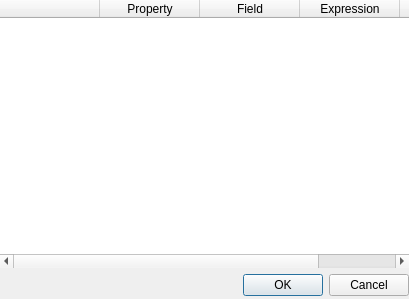
The window that src/ui/qgsdatadefinedsymboldialogbase.ui (qgis/QGIS) describes before a commit, drawn with Qt 5.
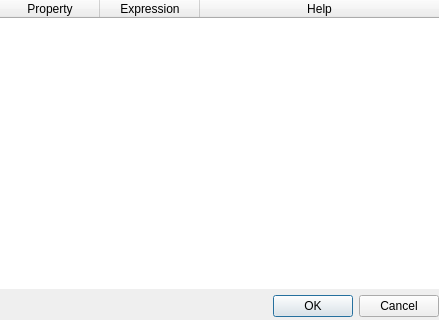
The same window after the commit.

Commit message: use QgsFieldExpressionWidget in data defined properties

```diff
--- a/src/ui/qgsdatadefinedsymboldialogbase.ui
+++ b/src/ui/qgsdatadefinedsymboldialogbase.ui
@@ -6,8 +6,8 @@
    <rect>
     <x>0</x>
     <y>0</y>
-    <width>409</width>
-    <height>299</height>
+    <width>439</width>
+    <height>320</height>
    </rect>
   </property>
   <property name="windowTitle">
@@ -37,60 +37,45 @@
     </widget>
    </item>
    <item row="0" column="0">
-    <widget class="QTableWidget" name="mTableWidget">
+    <widget class="QTreeWidget" name="mTreeWidget">
      <property name="frameShape">
       <enum>QFrame::NoFrame</enum>
      </property>
+     <property name="alternatingRowColors">
+      <bool>true</bool>
+     </property>
      <property name="selectionMode">
       <enum>QAbstractItemView::NoSelection</enum>
      </property>
-     <property name="showGrid">
-      <bool>false</bool>
-     </property>
-     <property name="gridStyle">
-      <enum>Qt::NoPen</enum>
-     </property>
-     <attribute name="horizontalHeaderVisible">
+     <property name="wordWrap">
       <bool>true</bool>
+     </property>
+     <attribute name="headerMinimumSectionSize">
+      <number>10</number>
      </attribute>
-     <attribute name="horizontalHeaderHighlightSections">
-      <bool>false</bool>
-     </attribute>
-     <attribute name="verticalHeaderVisible">
-      <bool>false</bool>
-     </attribute>
-     <attribute name="verticalHeaderHighlightSections">
-      <bool>false</bool>
-     </attribute>
-     <row>
-      <property name="text">
-       <string>New Row</string>
-      </property>
-     </row>
-     <column>
-      <property name="text">
-       <string/>
-      </property>
-     </column>
      <column>
       <property name="text">
        <string>Property</string>
       </property>
-     </column>
-     <column>
-      <property name="text">
-       <string>Field</string>
+      <property name="textAlignment">
+       <set>AlignHCenter|AlignVCenter|AlignCenter</set>
       </property>
      </column>
      <column>
       <property name="text">
        <string>Expression</string>
       </property>
+      <property name="textAlignment">
+       <set>AlignHCenter|AlignVCenter|AlignCenter</set>
+      </property>
      </column>
      <column>
       <property name="text">
        <string>Help</string>
       </property>
+      <property name="textAlignment">
+       <set>AlignHCenter|AlignVCenter|AlignCenter</set>
+      </property>
      </column>
     </widget>
    </item>
```
The commit also changes 3 other files.
